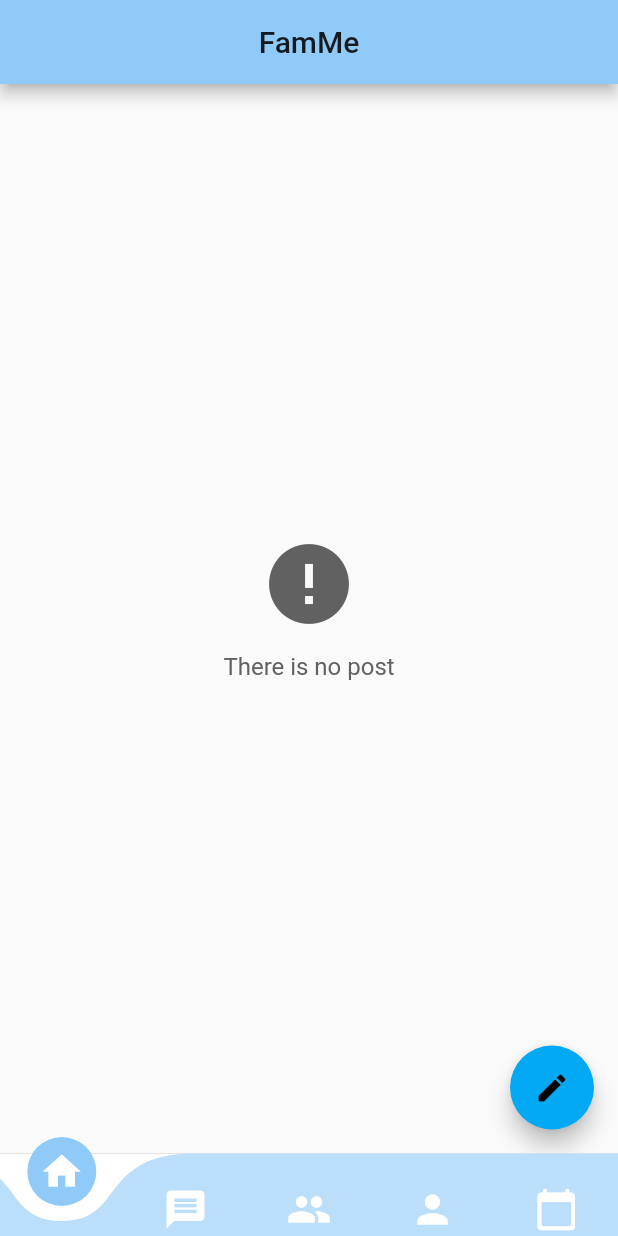
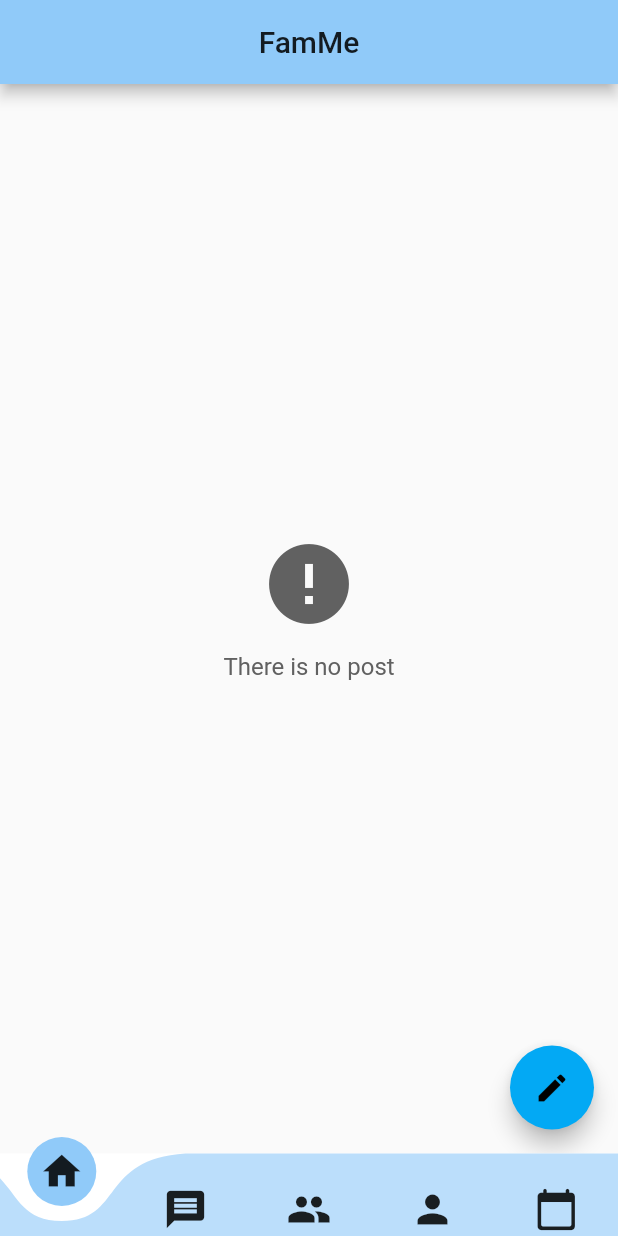
Before and after one commit to cedricDve/flutterauth, a Flutter app: the screen it shows once a user with an empty profile is signed in, on a phone screen of 412 x 824 dp. Run offline on Flutter 3.47's test engine with Material 2 defaults, Android fonts, the phone set to English and light mode, and no system bars; drawn by our look-alikes of curved_navigation_bar; our stand-ins replace cached_network_image, cloud_firestore, firebase_auth, firebase_core, firebase_messaging, firebase_storage and 12 more; missing offline and left inert: agora_rtc_engine, firebase_helpers, image_crop; accounts and stored records are empty.

Commit message:
desable dark mode

```diff
--- a/lib/main.dart
+++ b/lib/main.dart
@@ -18,7 +18,7 @@ class App extends StatelessWidget {
   @override
   Widget build(BuildContext context) {
     return MaterialApp(
-      theme: ThemeData.dark(),
+      //theme: ThemeData.dark(),
       title: "Family App",
       //routing : / is the main route = main.dart
       initialRoute: "/",
```
